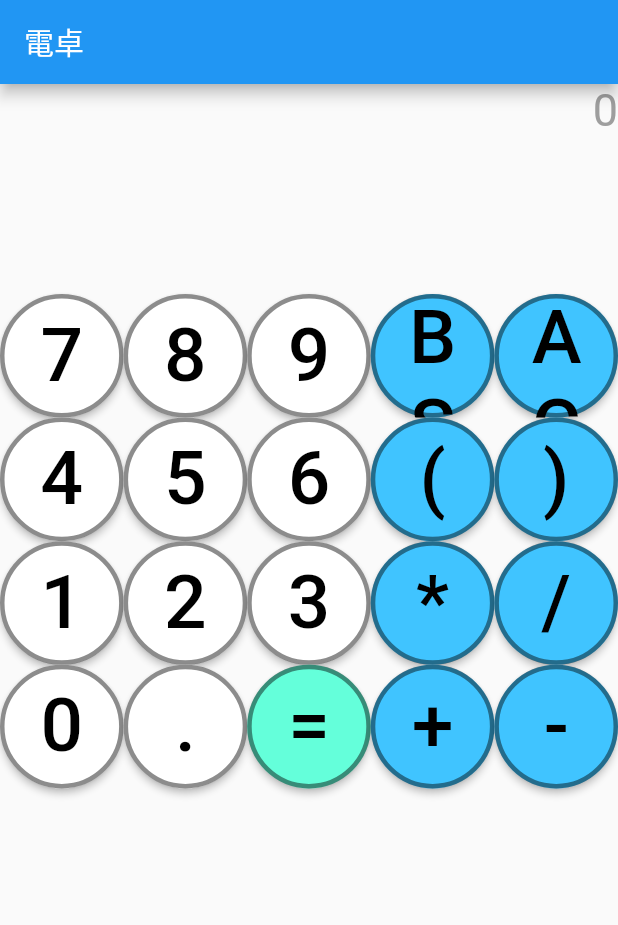
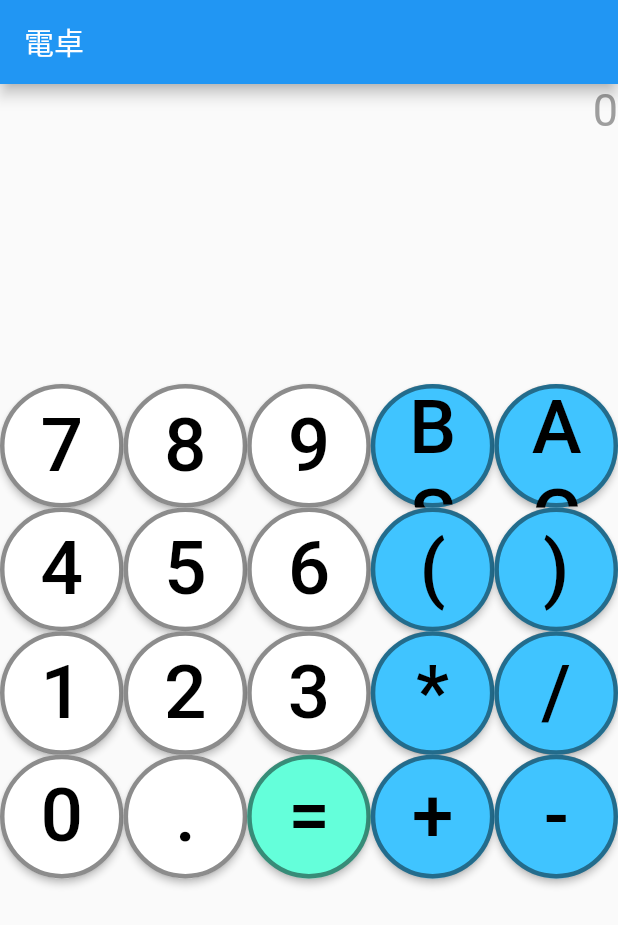
Before and after one commit to Yuba32/STA-Calc2022, a Flutter app: the screen it shows after launch, on a phone screen of 412 x 824 dp. Shown: the top 925 px of the screen. Run offline on Flutter 3.47's test engine with Material 2 defaults, Android fonts, the phone set to English and light mode, and no system bars; our stand-ins replace math_expressions.

Commit message:
[update] レイアウトを変更

```diff
--- a/lib/calcluator.dart
+++ b/lib/calcluator.dart
@@ -107,7 +107,9 @@ class _CalculatorState extends State<Calculator> {
   Widget _displayArea() {
     return Container(
       alignment: Alignment.topCenter,
-      width: 600,
+      constraints: BoxConstraints(
+        minHeight: 200,
+      ),
       child: Column(
         children: [
           Container(
@@ -140,7 +142,8 @@ class _CalculatorState extends State<Calculator> {
   Widget _keyboardArea() {
     return Container(
       constraints: BoxConstraints(
-        maxWidth: 500,
+        maxWidth: 100 * 5,
+        maxHeight: 100 * 4,
       ),
       alignment: Alignment.topCenter,
       child: GridView.count(
@@ -183,6 +186,8 @@ class _CalculatorState extends State<Calculator> {
       body: Container(
         alignment: Alignment.center,
         child: Column(
+          mainAxisSize: MainAxisSize.max,
+
           children: <Widget>[
             _displayArea(),
             _keyboardArea(),
```
